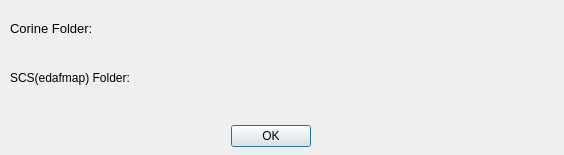
This is Settings_Dialog.ui in lymperis-geomeletitiki/acharnes_qgis_toolkit as Qt 5 draws it before an edit. The edited form follows.
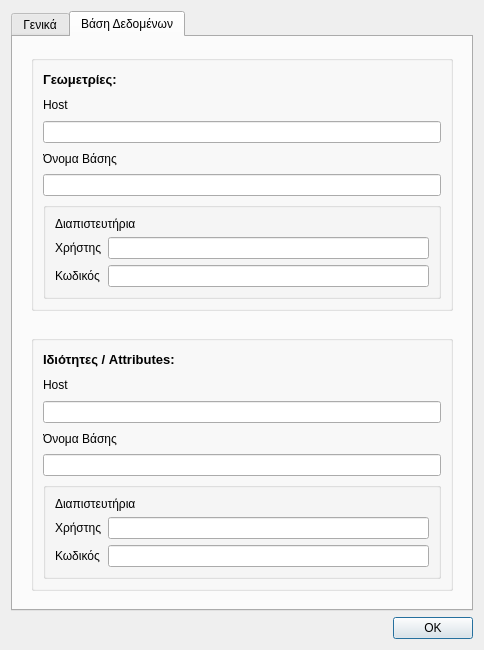
This is the edited form. Custom widgets are drawn as their Qt base class.

Commit message: added settings, icons etc

```diff
--- a/Settings_Dialog.ui
+++ b/Settings_Dialog.ui
@@ -6,10 +6,16 @@
    <rect>
     <x>0</x>
     <y>0</y>
-    <width>564</width>
-    <height>155</height>
+    <width>484</width>
+    <height>650</height>
    </rect>
   </property>
+  <property name="minimumSize">
+   <size>
+    <width>300</width>
+    <height>650</height>
+   </size>
+  </property>
   <property name="focusPolicy">
    <enum>Qt::NoFocus</enum>
   </property>
@@ -19,45 +25,42 @@
   <property name="windowTitle">
    <string>Data Folder Settings</string>
   </property>
-  <widget class="QDialogButtonBox" name="buttonBox">
-   <property name="geometry">
-    <rect>
-     <x>230</x>
-     <y>120</y>
-     <width>81</width>
-     <height>32</height>
-    </rect>
-   </property>
+  <layout class="QGridLayout" name="gridLayout_5">
+   <item row="0" column="0">
+    <layout class="QGridLayout" name="gridLayout_4">
+     <item row="1" column="0">
+      <widget class="QDialogButtonBox" name="accept_button">
    <property name="orientation">
     <enum>Qt::Horizontal</enum>
    </property>
    <property name="standardButtons">
     <set>QDialogButtonBox::Ok</set>
    </property>
-  </widget>
-  <widget class="QLabel" name="label">
-   <property name="geometry">
-    <rect>
-     <x>10</x>
-     <y>20</y>
-     <width>101</width>
-     <height>16</height>
-    </rect>
-   </property>
-   <property name="font">
-    <font>
-     <pointsize>10</pointsize>
-    </font>
-   </property>
-   <property name="text">
-    <string>Corine Folder:</string>
-   </property>
-  </widget>
-  <widget class="QLabel" name="label_2">
+       <property name="centerButtons">
+        <bool>false</bool>
+       </property>
+      </widget>
+     </item>
+     <item row="0" column="0">
+      <widget class="QTabWidget" name="tabWidget_3">
+       <property name="locale">
+        <locale language="Greek" country="Greece"/>
+       </property>
+       <property name="currentIndex">
+        <number>1</number>
+       </property>
+       <widget class="QWidget" name="general_settings_tab">
+        <property name="locale">
+         <locale language="Greek" country="Greece"/>
+        </property>
+        <attribute name="title">
+         <string>Γενικά</string>
+        </attribute>
+        <widget class="QLabel" name="label_4">
    <property name="geometry">
     <rect>
      <x>10</x>
-     <y>70</y>
+           <y>60</y>
      <width>121</width>
      <height>16</height>
     </rect>
@@ -71,38 +74,244 @@
     <string>SCS(edafmap) Folder:</string>
    </property>
   </widget>
-  <widget class="QgsFileWidget" name="corine_dialog">
+        <widget class="QLabel" name="dataFolderLabel_3">
    <property name="geometry">
     <rect>
      <x>10</x>
-     <y>40</y>
-     <width>541</width>
-     <height>27</height>
-    </rect>
-   </property>
-   <property name="fullUrl">
-    <bool>true</bool>
-   </property>
-   <property name="storageMode">
-    <enum>QgsFileWidget::GetDirectory</enum>
-   </property>
-  </widget>
-  <widget class="QgsFileWidget" name="scs_dialog">
+           <y>10</y>
+           <width>101</width>
+           <height>16</height>
+          </rect>
+         </property>
+         <property name="font">
+          <font>
+           <pointsize>10</pointsize>
+          </font>
+         </property>
+         <property name="text">
+          <string>Φάκελος Αρχείων:</string>
+         </property>
+        </widget>
+        <widget class="QgsFileWidget" name="dataFolderDialog_3">
    <property name="geometry">
     <rect>
      <x>10</x>
-     <y>90</y>
-     <width>541</width>
+           <y>30</y>
+           <width>431</width>
      <height>27</height>
     </rect>
    </property>
    <property name="fullUrl">
     <bool>true</bool>
    </property>
-   <property name="storageMode">
-    <enum>QgsFileWidget::GetDirectory</enum>
-   </property>
-  </widget>
+        </widget>
+       </widget>
+       <widget class="QWidget" name="db_settings_tab">
+        <attribute name="title">
+         <string>Βάση Δεδομένων</string>
+        </attribute>
+        <layout class="QGridLayout" name="gridLayout_6">
+         <item row="0" column="0">
+          <widget class="QWidget" name="widget" native="true">
+           <layout class="QGridLayout" name="gridLayout_17">
+            <item row="0" column="0">
+             <widget class="QGroupBox" name="groupBox">
+              <property name="title">
+               <string/>
+              </property>
+              <layout class="QGridLayout" name="gridLayout">
+               <item row="0" column="0">
+                <layout class="QGridLayout" name="gridLayout_9">
+                 <item row="0" column="0">
+                  <widget class="QLabel" name="dataFolderLabel_4">
+                   <property name="font">
+                    <font>
+                     <pointsize>10</pointsize>
+                     <weight>75</weight>
+                     <bold>true</bold>
+                    </font>
+                   </property>
+                   <property name="text">
+                    <string>Γεωμετρίες: </string>
+                   </property>
+                  </widget>
+                 </item>
+                 <item row="1" column="0">
+                  <widget class="QLabel" name="label">
+                   <property name="text">
+                    <string>Host</string>
+                   </property>
+                  </widget>
+                 </item>
+                 <item row="2" column="0">
+                  <widget class="QLineEdit" name="geom_db_host"/>
+                 </item>
+                 <item row="3" column="0">
+                  <widget class="QLabel" name="label_8">
+                   <property name="text">
+                    <string>Όνομα Βάσης</string>
+                   </property>
+                  </widget>
+                 </item>
+                 <item row="4" column="0">
+                  <widget class="QLineEdit" name="geom_db_name">
+                   <property name="text">
+                    <string/>
+                   </property>
+                  </widget>
+                 </item>
+                 <item row="6" column="0">
+                  <widget class="QGroupBox" name="groupBox_2">
+                   <property name="title">
+                    <string/>
+                   </property>
+                   <layout class="QGridLayout" name="gridLayout_8">
+                    <item row="1" column="0">
+                     <layout class="QGridLayout" name="gridLayout_7">
+                      <item row="0" column="0">
+                       <widget class="QLabel" name="label_6">
+                        <property name="text">
+                         <string>Χρήστης</string>
+                        </property>
+                       </widget>
+                      </item>
+                      <item row="1" column="0">
+                       <widget class="QLabel" name="label_7">
+                        <property name="text">
+                         <string>Κωδικός</string>
+                        </property>
+                       </widget>
+                      </item>
+                      <item row="0" column="2">
+                       <widget class="QLineEdit" name="geom_db_user"/>
+                      </item>
+                      <item row="1" column="2">
+                       <widget class="QgsPasswordLineEdit" name="geom_db_passw"/>
+                      </item>
+                     </layout>
+                    </item>
+                    <item row="0" column="0">
+                     <widget class="QLabel" name="label_5">
+                      <property name="text">
+                       <string>Διαπιστευτήρια</string>
+                      </property>
+                     </widget>
+                    </item>
+                   </layout>
+                  </widget>
+                 </item>
+                </layout>
+               </item>
+              </layout>
+             </widget>
+            </item>
+           </layout>
+          </widget>
+         </item>
+         <item row="1" column="0">
+          <widget class="QWidget" name="widget_2" native="true">
+           <layout class="QGridLayout" name="gridLayout_16">
+            <item row="0" column="0">
+             <widget class="QGroupBox" name="groupBox_3">
+              <property name="title">
+               <string/>
+              </property>
+              <layout class="QGridLayout" name="gridLayout_2">
+               <item row="0" column="0">
+                <layout class="QGridLayout" name="gridLayout_13">
+                 <item row="0" column="0">
+                  <widget class="QLabel" name="dataFolderLabel_5">
+                   <property name="font">
+                    <font>
+                     <pointsize>10</pointsize>
+                     <weight>75</weight>
+                     <bold>true</bold>
+                    </font>
+                   </property>
+                   <property name="text">
+                    <string>Ιδιότητες / Attributes:</string>
+                   </property>
+                  </widget>
+                 </item>
+                 <item row="1" column="0">
+                  <widget class="QLabel" name="label_14">
+                   <property name="text">
+                    <string>Host</string>
+                   </property>
+                  </widget>
+                 </item>
+                 <item row="2" column="0">
+                  <widget class="QLineEdit" name="attr_db_host"/>
+                 </item>
+                 <item row="3" column="0">
+                  <widget class="QLabel" name="label_15">
+                   <property name="text">
+                    <string>Όνομα Βάσης</string>
+                   </property>
+                  </widget>
+                 </item>
+                 <item row="4" column="0">
+                  <widget class="QLineEdit" name="attr_db_name">
+                   <property name="text">
+                    <string/>
+                   </property>
+                  </widget>
+                 </item>
+                 <item row="6" column="0">
+                  <widget class="QGroupBox" name="groupBox_4">
+                   <property name="title">
+                    <string/>
+                   </property>
+                   <layout class="QGridLayout" name="gridLayout_14">
+                    <item row="1" column="0">
+                     <layout class="QGridLayout" name="gridLayout_15">
+                      <item row="0" column="0">
+                       <widget class="QLabel" name="label_17">
+                        <property name="text">
+                         <string>Χρήστης</string>
+                        </property>
+                       </widget>
+                      </item>
+                      <item row="1" column="0">
+                       <widget class="QLabel" name="label_18">
+                        <property name="text">
+                         <string>Κωδικός</string>
+                        </property>
+                       </widget>
+                      </item>
+                      <item row="0" column="2">
+                       <widget class="QLineEdit" name="attr_db_user"/>
+                      </item>
+                      <item row="1" column="2">
+                       <widget class="QgsPasswordLineEdit" name="attr_db_passw"/>
+                      </item>
+                     </layout>
+                    </item>
+                    <item row="0" column="0">
+                     <widget class="QLabel" name="label_16">
+                      <property name="text">
+                       <string>Διαπιστευτήρια</string>
+                      </property>
+                     </widget>
+                    </item>
+                   </layout>
+                  </widget>
+                 </item>
+                </layout>
+               </item>
+              </layout>
+             </widget>
+            </item>
+           </layout>
+          </widget>
+         </item>
+        </layout>
+       </widget>
+      </widget>
+     </item>
+    </layout>
+   </item>
+  </layout>
  </widget>
  <customwidgets>
   <customwidget>
@@ -110,6 +319,11 @@
    <extends>QWidget</extends>
    <header>qgsfilewidget.h</header>
   </customwidget>
+  <customwidget>
+   <class>QgsPasswordLineEdit</class>
+   <extends>QLineEdit</extends>
+   <header>qgspasswordlineedit.h</header>
+  </customwidget>
  </customwidgets>
  <resources/>
  <connections>
```
Left out of the diff: 39 changed lines with no effect on the pictures. Lines whose indentation alone changed are shown as unchanged. The commit also changes 6 other files.
